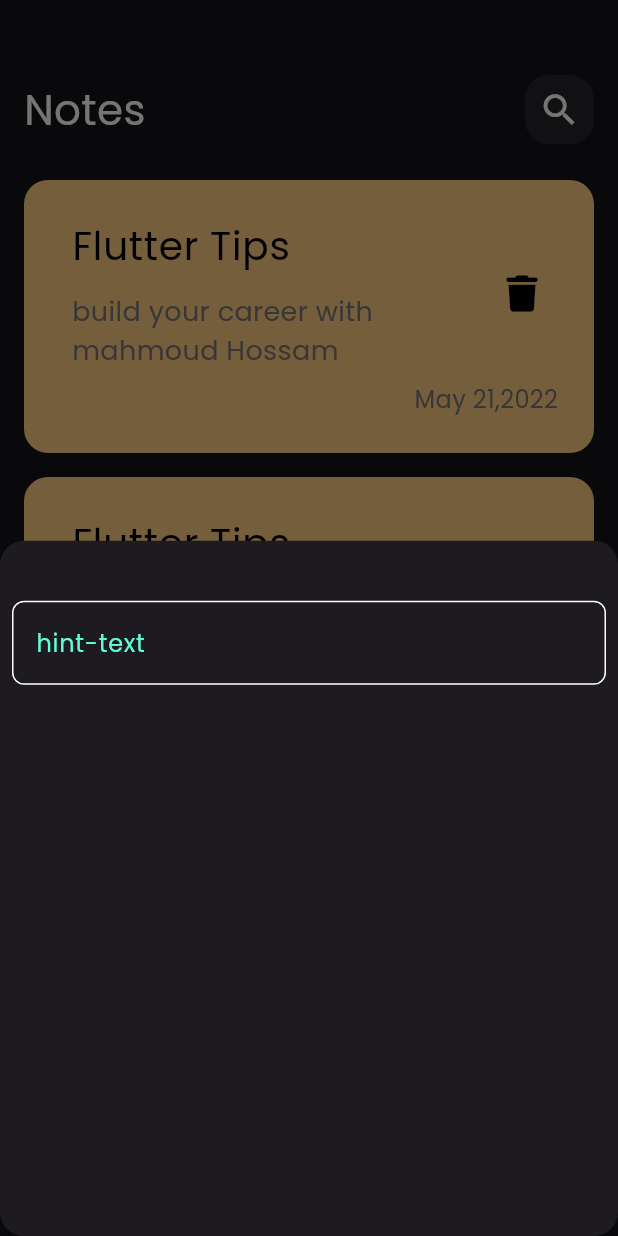
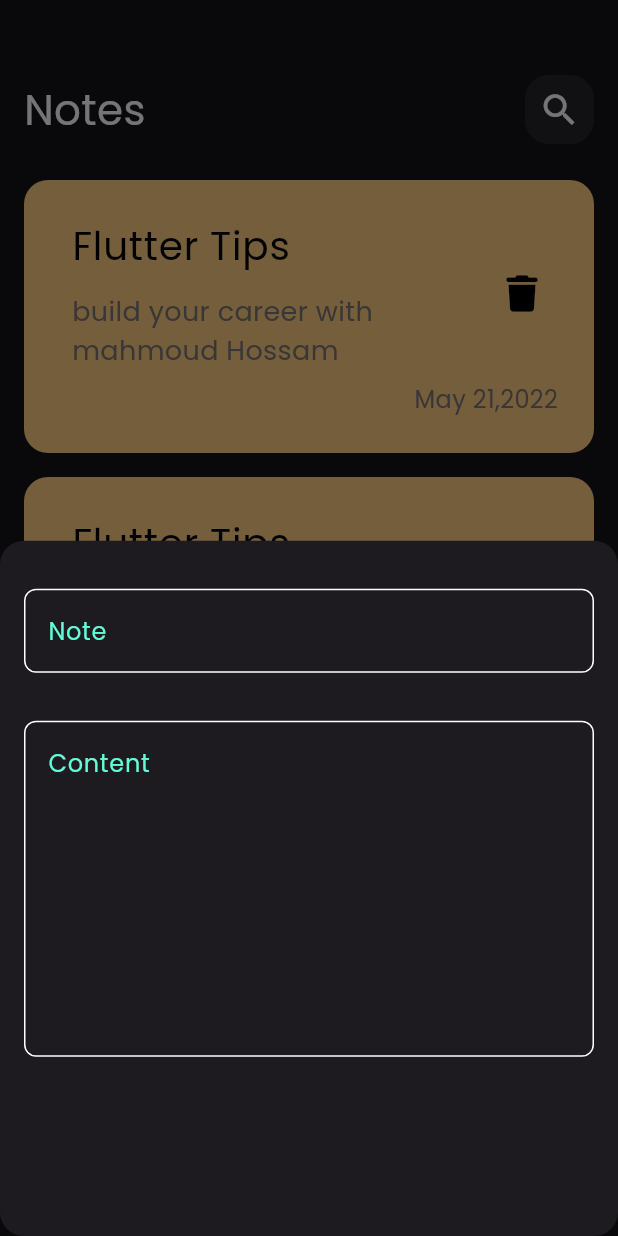
Before and after one commit to MahmoudKatr/notes_app, a Flutter app: the screen it shows after launch, after a tap on the "add" icon, on a phone screen of 412 x 824 dp. Run offline on Flutter 3.47's test engine with Material 3 defaults, Android fonts, the phone set to English and light mode, and no system bars; our stand-ins replace font_awesome_flutter.

Commit message:
Add Text Field to Add Note Bottom sheet ✅

```diff
--- a/lib/views/notes_view.dart
+++ b/lib/views/notes_view.dart
@@ -18,10 +18,7 @@ class NotesView extends StatelessWidget {
               ),
               context: context,
               builder: (context) {
-                return const Padding(
-                  padding: EdgeInsets.symmetric(vertical: 40, horizontal: 8),
-                  child: AddNoteBottomSheet(),
-                );
+                return const AddNoteBottomSheet();
               });
         },
         shape: const CircleBorder(), // Enforce circular shape
--- a/lib/views/widgets/add_note_model_sheet.dart
+++ b/lib/views/widgets/add_note_model_sheet.dart
@@ -6,8 +6,22 @@ class AddNoteBottomSheet extends StatelessWidget {
 
   @override
   Widget build(BuildContext context) {
-    return const Column(
-      children: [CustomTextField()],
+    return const Padding(
+      padding: EdgeInsets.symmetric(vertical: 32.0, horizontal: 16),
+      child: Column(
+        children: [
+          CustomTextField(
+            hintText: 'Note',
+          ),
+          SizedBox(
+            height: 32,
+          ),
+          CustomTextField(
+            hintText: 'Content',
+            maxLines: 8,
+          )
+        ],
+      ),
     );
   }
 }
--- a/lib/views/widgets/custom_text_field.dart
+++ b/lib/views/widgets/custom_text_field.dart
@@ -2,15 +2,18 @@ import 'package:flutter/material.dart';
 import 'package:notes_app/constants.dart';
 
 class CustomTextField extends StatelessWidget {
-  const CustomTextField({super.key});
+  const CustomTextField({super.key, required this.hintText, this.maxLines = 1});
+  final String hintText;
+  final int maxLines;
   @override
   Widget build(BuildContext context) {
     return Column(
       children: [
         TextField(
           cursorColor: kPrimaryColor,
+          maxLines: maxLines,
           decoration: InputDecoration(
-              hintText: "hint-text",
+              hintText: hintText,
               hintStyle: const TextStyle(color: kPrimaryColor),
               border: buildBorder(),
               enabledBorder: buildBorder(),
```
